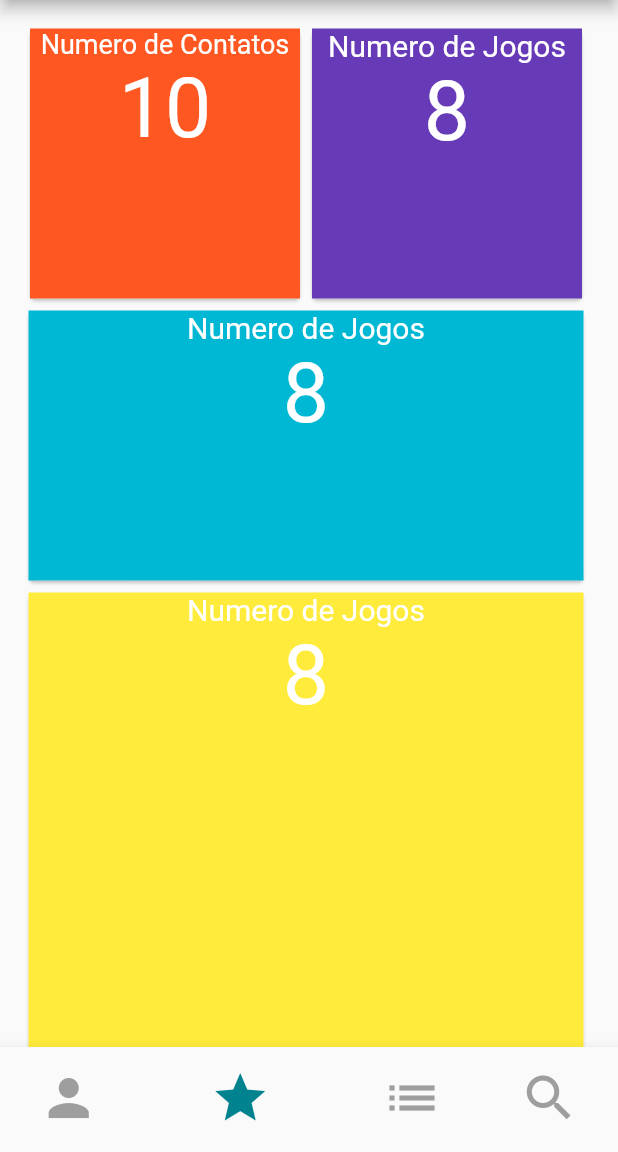
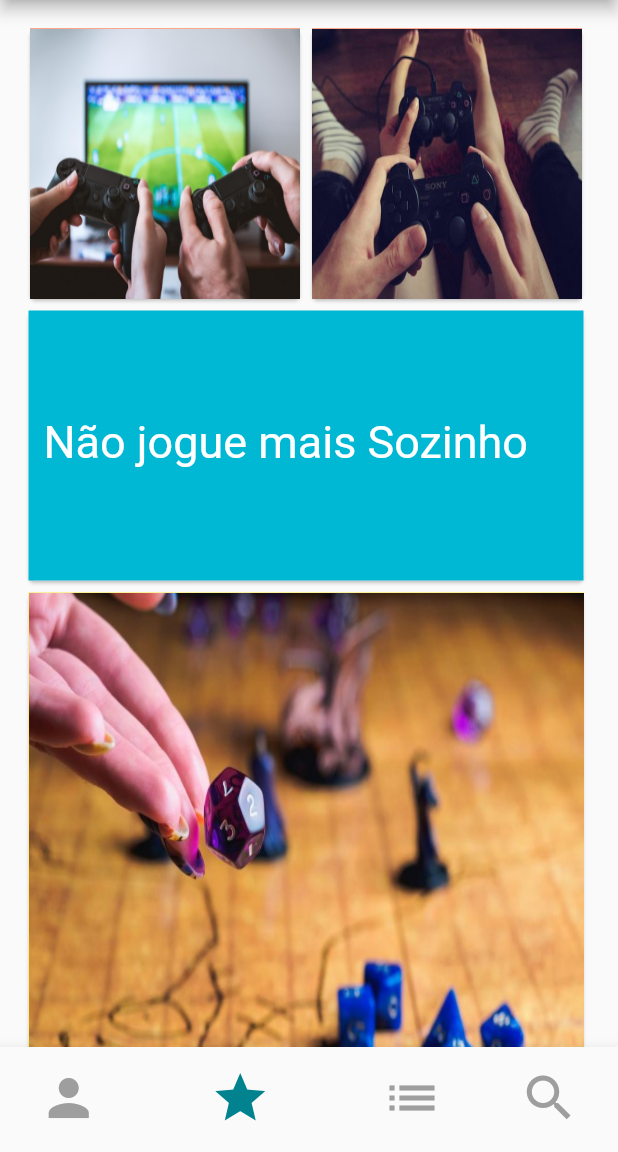
Before and after one commit to xLeticiaOliveira/P2P, a Flutter app: the Layout screen opened by its route, on a phone screen of 412 x 824 dp, the part 84-1236 px from its top. Run offline on Flutter 3.47's test engine with Material 2 defaults, Android fonts, the phone set to English and light mode, and no system bars.

Commit message:
criacao da home

```diff
--- a/p2p/lib/pages/home/Discovery.dart
+++ b/p2p/lib/pages/home/Discovery.dart
@@ -21,41 +21,19 @@ class _DiscoveryState extends State<Discovery> {
                           width: 180,
                           height: 180,
                           color: Colors.deepOrange,
-                          child: Column(
-                            children: <Widget>[
-                              Text(
-                                'Numero de Contatos',
-                                style: TextStyle(
-                                  color: Colors.white,
-                                  fontSize: 18,
-                                ),
-                              ),
-                              Text(
-                                '10',
-                                style: TextStyle(
-                                    color: Colors.white, fontSize: 55),
-                              ),
-                            ],
+                          child: Image.asset(
+                            'assets/ps4.jpg',
+                            fit: BoxFit.fill,
                           )),
                     ),
                     Card(
                       child: Container(
                           width: 180,
                           height: 180,
-                          color: Colors.deepPurple,
-                          child: Column(
-                            children: <Widget>[
-                              Text(
-                                'Numero de Jogos',
-                                style: TextStyle(
-                                    color: Colors.white, fontSize: 20),
-                              ),
-                              Text(
-                                '8',
-                                style: TextStyle(
-                                    color: Colors.white, fontSize: 55),
-                              ),
-                            ],
+                          color: Colors.deepOrange,
+                          child: Image.asset(
+                            'assets/fofis.jpg',
+                            fit: BoxFit.fill,
                           )),
                     ),
                   ],
@@ -65,17 +43,12 @@ class _DiscoveryState extends State<Discovery> {
                       width: 370,
                       height: 180,
                       color: Colors.cyanAccent[700],
-                      child: Column(
-                        children: <Widget>[
-                          Text(
-                            'Numero de Jogos',
-                            style: TextStyle(color: Colors.white, fontSize: 20),
+                      child: Padding(
+                        padding: EdgeInsets.fromLTRB(10, 70, 0, 40),
+                        child: Text(
+                          'Não jogue mais Sozinho',
+                          style: TextStyle(color: Colors.white, fontSize: 30),
                         ),
-                          Text(
-                            '8',
-                            style: TextStyle(color: Colors.white, fontSize: 55),
-                          ),
-                        ],
                       )),
                 ),
                 Card(
@@ -83,17 +56,9 @@ class _DiscoveryState extends State<Discovery> {
                       width: 370,
                       height: 370,
                       color: Colors.yellow,
-                      child: Column(
-                        children: <Widget>[
-                          Text(
-                            'Numero de Jogos',
-                            style: TextStyle(color: Colors.white, fontSize: 20),
-                          ),
-                          Text(
-                            '8',
-                            style: TextStyle(color: Colors.white, fontSize: 55),
-                          ),
-                        ],
+                      child: Image.asset(
+                        'assets/ded.jpg',
+                        fit: BoxFit.fill,
                       )),
                 ),
                 Row(
@@ -102,65 +67,33 @@ class _DiscoveryState extends State<Discovery> {
                       child: Container(
                         width: 180,
                         height: 370,
-                          color: Colors.deepOrange,
-                          child: Column(
-                            children: <Widget>[
-                              Text(
-                                'Numero de Contatos',
-                                style: TextStyle(
-                                  color: Colors.white,
-                                  fontSize: 18,
+                        color: Colors.cyanAccent[700],
                       ),
                     ),
-                              Text(
-                                '10',
-                                style: TextStyle(
-                                    color: Colors.white, fontSize: 55),
-                              ),
-                            ],
-                          )),
-                    ),
-                    Column(children: <Widget>[
+                    Column(
+                      children: <Widget>[
                         Card(
                           child: Container(
                               width: 180,
                               height: 180,
                               color: Colors.deepPurple,
-                          child: Column(
-                            children: <Widget>[
-                              Text(
-                                'Numero de Jogos',
-                                style: TextStyle(
-                                    color: Colors.white, fontSize: 20),
+                              child: Image.asset(
+                                'assets/xbox.jpg',
+                                fit: BoxFit.fill,
+                              )),
                         ),
-                              Text(
-                                '8',
-                                style: TextStyle(
-                                    color: Colors.white, fontSize: 55),
-                              ),
-                            ],
-                          )),
-                    ),Card(
+                        Card(
                           child: Container(
                               width: 180,
                               height: 180,
                               color: Colors.deepPurple,
-                          child: Column(
-                            children: <Widget>[
-                              Text(
-                                'Numero de Jogos',
-                                style: TextStyle(
-                                    color: Colors.white, fontSize: 20),
-                              ),
-                              Text(
-                                '8',
-                                style: TextStyle(
-                                    color: Colors.white, fontSize: 55),
+                              child: Image.asset(
+                                'assets/boliche1.jpg',
+                                fit: BoxFit.fill,
+                              )),
                         ),
                       ],
-                          )),
-                    ),
-                    ],)
+                    )
                   ],
                 ),
               ],
--- a/p2p/pubspec.yaml
+++ b/p2p/pubspec.yaml
@@ -42,8 +42,8 @@ flutter:
   uses-material-design: true
 
   # To add assets to your application, add an assets section, like this:
-  # assets:
-  #  - images/a_dot_burr.jpeg
+  assets:
+    - assets/
   #  - images/a_dot_ham.jpeg
 
   # An image asset can refer to one or more resolution-specific "variants", see
```
Also changed, not shown: p2p/assets/boliche1.jpg (added), p2p/assets/boliche2.jpg (added), p2p/assets/ded.jpg (added), p2p/assets/fofis.jpg (added), p2p/assets/ps4.jpg (added), p2p/assets/volei1.jpg (added), p2p/assets/volei2.jpg (added), p2p/assets/xadrez.jpg (added), p2p/assets/xbox.jpg (added). Lines whose indentation alone changed are shown as unchanged.
